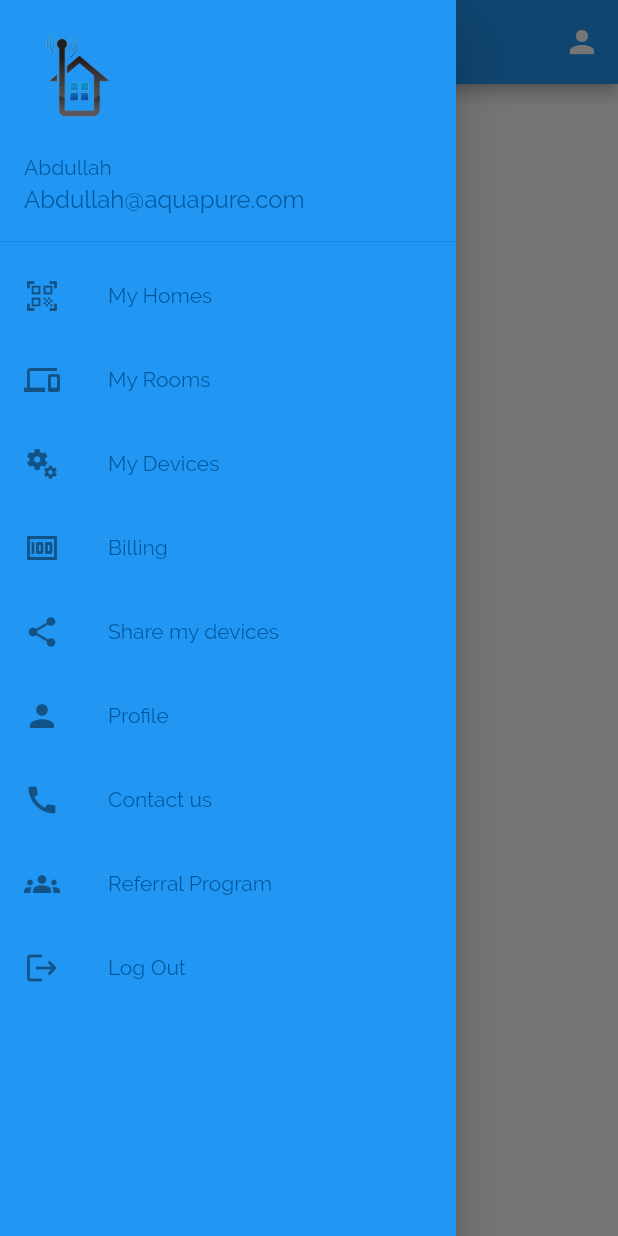
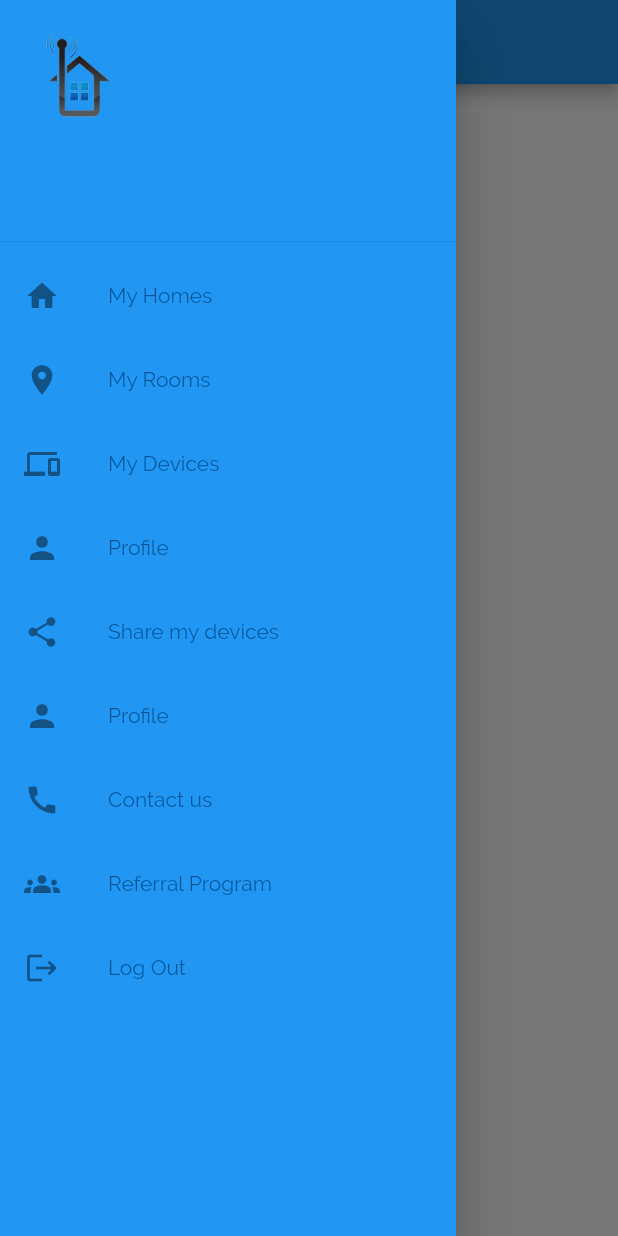
Before and after one commit to abdullahabid04/homeauto, a Flutter app: the HomeScreen screen opened directly with empty values, with the side drawer open, on a phone screen of 412 x 824 dp. Run offline on Flutter 3.47's test engine with Material 2 defaults, Android fonts, the phone set to English and light mode, and no system bars; our stand-ins replace share; network calls fail.

Commit message:
commit 13

```diff
--- a/lib/UserDashBoard/mydrawer.dart
+++ b/lib/UserDashBoard/mydrawer.dart
@@ -1,10 +1,35 @@
 import 'package:flutter/material.dart';
+import '../models/user_data.dart';
+import '../show_user.dart';
 import 'sidebar_routes/goto_myhomes.dart';
 import 'sidebar_routes/goto_myrooms.dart';
 import 'sidebar_routes/goto_mydevices.dart';
 
-class MyDrawer extends StatelessWidget {
-  const MyDrawer({Key? key}) : super(key: key);
+class MyDrawer extends StatefulWidget {
+  final User? user;
+  final Function? callbackUser;
+  const MyDrawer({Key? key, required this.user, this.callbackUser})
+      : super(key: key);
+
+  @override
+  State<MyDrawer> createState() => _MyDrawerState(user!, callbackUser!);
+}
+
+class _MyDrawerState extends State<MyDrawer> {
+  late User user;
+  late Function callbackUser;
+
+  callbackThis(User user) {
+    this.callbackUser(user);
+    setState(() {
+      this.user = user;
+    });
+  }
+
+  _MyDrawerState(User user, Function callbackUser) {
+    this.user = user;
+    this.callbackUser = callbackUser;
+  }
 
   @override
   Widget build(BuildContext context) {
@@ -14,7 +39,7 @@ class MyDrawer extends StatelessWidget {
         child: ListView(
           padding: EdgeInsets.zero,
           children: <Widget>[
-            const DrawerHeader(
+            DrawerHeader(
               padding: EdgeInsets.zero,
               decoration: BoxDecoration(
                 color: Colors.blue,
@@ -24,8 +49,8 @@ class MyDrawer extends StatelessWidget {
                   color: Colors.blue,
                 ),
                 margin: EdgeInsets.zero,
-                accountName: Text("Abdullah"),
-                accountEmail: Text("Abdullah@aquapure.com"),
+                accountName: Text(widget.user!.name),
+                accountEmail: Text(widget.user!.email),
                 currentAccountPicture: CircleAvatar(
                   backgroundColor: Colors.blue,
                   backgroundImage: AssetImage('assets/images/logo.png'),
@@ -33,30 +58,40 @@ class MyDrawer extends StatelessWidget {
               ),
             ),
             ListTile(
-                leading: const Icon(Icons.qr_code_scanner),
+                leading: const Icon(Icons.home),
                 title: const Text('My Homes'),
                 onTap: () {
                   Navigator.push(context,
                       MaterialPageRoute(builder: ((context) => MyHomes())));
                 }),
             ListTile(
-                leading: const Icon(Icons.devices),
+                leading: const Icon(Icons.room),
                 title: const Text('My Rooms'),
                 onTap: () {
                   Navigator.push(context,
                       MaterialPageRoute(builder: ((context) => MyRooms())));
                 }),
             ListTile(
-                leading: const Icon(Icons.miscellaneous_services),
+                leading: const Icon(Icons.devices),
                 title: const Text('My Devices'),
                 onTap: () {
                   Navigator.push(context,
                       MaterialPageRoute(builder: ((context) => MyDevices())));
                 }),
             ListTile(
-                leading: const Icon(Icons.money),
-                title: const Text('Billing'),
-                onTap: () {}),
+                leading: const Icon(Icons.person),
+                title: const Text('Profile'),
+                onTap: () {
+                  Navigator.push(
+                    context,
+                    MaterialPageRoute(
+                      builder: (context) => ShowUser(
+                        user: this.user,
+                        callbackUser: this.callbackThis,
+                      ),
+                    ),
+                  );
+                }),
             ListTile(
                 leading: const Icon(Icons.share),
                 title: const Text('Share my devices'),
--- a/lib/home.dart
+++ b/lib/home.dart
@@ -32,12 +32,6 @@ class HomeScreenState extends State<HomeScreen> implements DeviceContract {
 
   final scaffoldKey = new GlobalKey<ScaffoldState>();
   var homeRefreshIndicatorKey = new GlobalKey<RefreshIndicatorState>();
-
-  void _showSnackBar(String text) {
-    scaffoldKey.currentState!.removeCurrentSnackBar();
-    scaffoldKey.currentState!
-        .showSnackBar(new SnackBar(content: new Text(text)));
-  }
 
   late User user;
   late Function callbackUser;
@@ -89,14 +83,18 @@ class HomeScreenState extends State<HomeScreen> implements DeviceContract {
         await _presenter.doGetDevices("12-abdullahnew-2244668800");
   }
 
+  void _showSnackBar(String text) {
+    scaffoldKey.currentState!.removeCurrentSnackBar();
+    scaffoldKey.currentState!
+        .showSnackBar(new SnackBar(content: new Text(text)));
+  }
+
   @override
   Widget build(BuildContext context) {
-    _goToUserProfile = new GoToUserProfile(
-        context: context,
-        isIOS: _checkPlatform.isIOS(),
-        user: user,
-        callbackThis: this.callbackThis);
-    _myDrawer = new MyDrawer();
+    _myDrawer = new MyDrawer(
+      user: this.user,
+      callbackUser: this.callbackUser,
+    );
 
     return WillPopScope(
       onWillPop: () => new Future<bool>.value(false),
@@ -111,9 +109,7 @@ class HomeScreenState extends State<HomeScreen> implements DeviceContract {
               fontSize: 15.0,
             ),
           ),
-          actions: <Widget>[
-            _goToUserProfile.showUser(),
-          ],
+          actions: <Widget>[],
         ),
         body: _isLoading
             ? ShowProgress()
```
